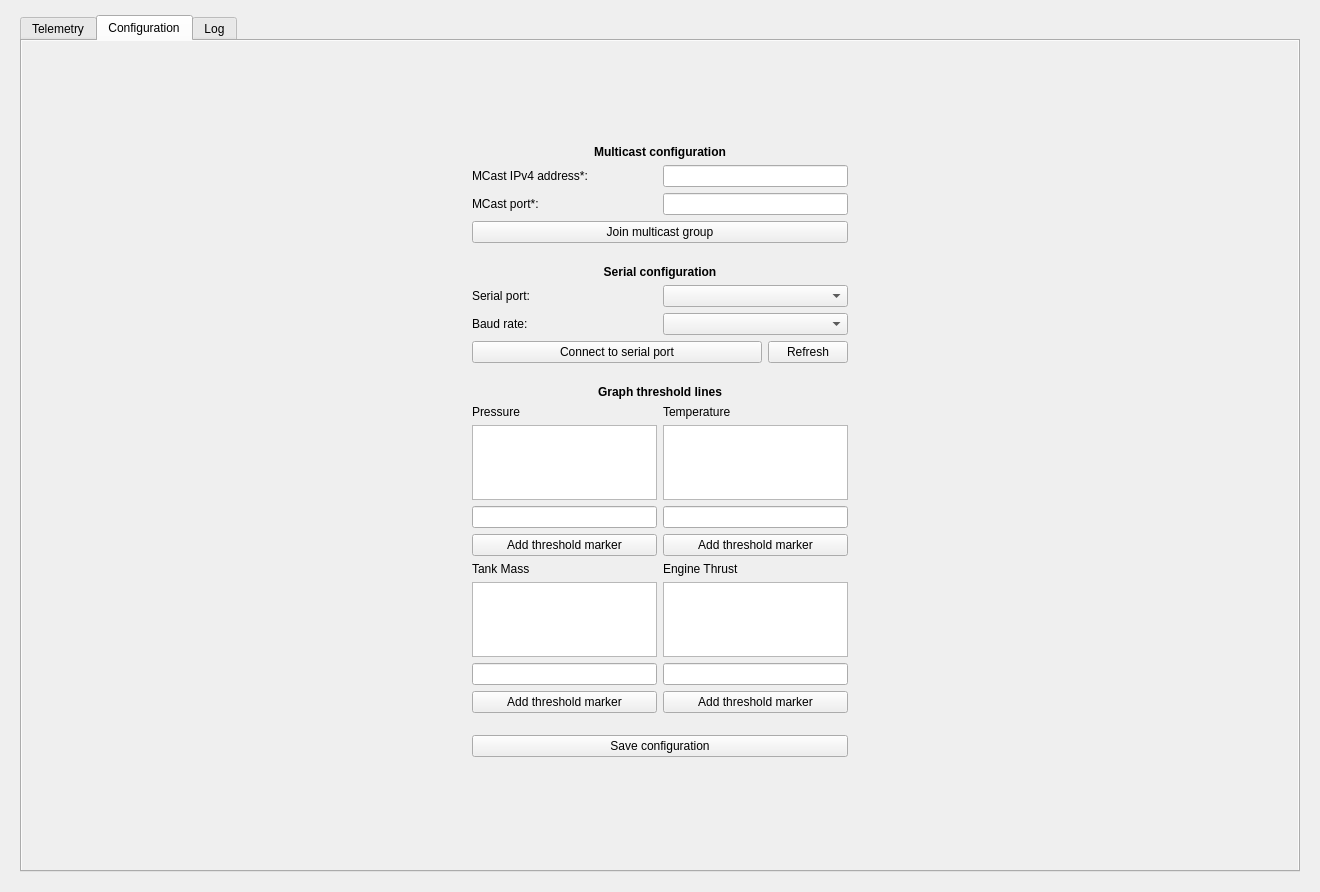
This is main_window/ui/form.ui in CarletonURocketry/hybrid-engine-ui as Qt 5 draws it before an edit. The edited form follows.
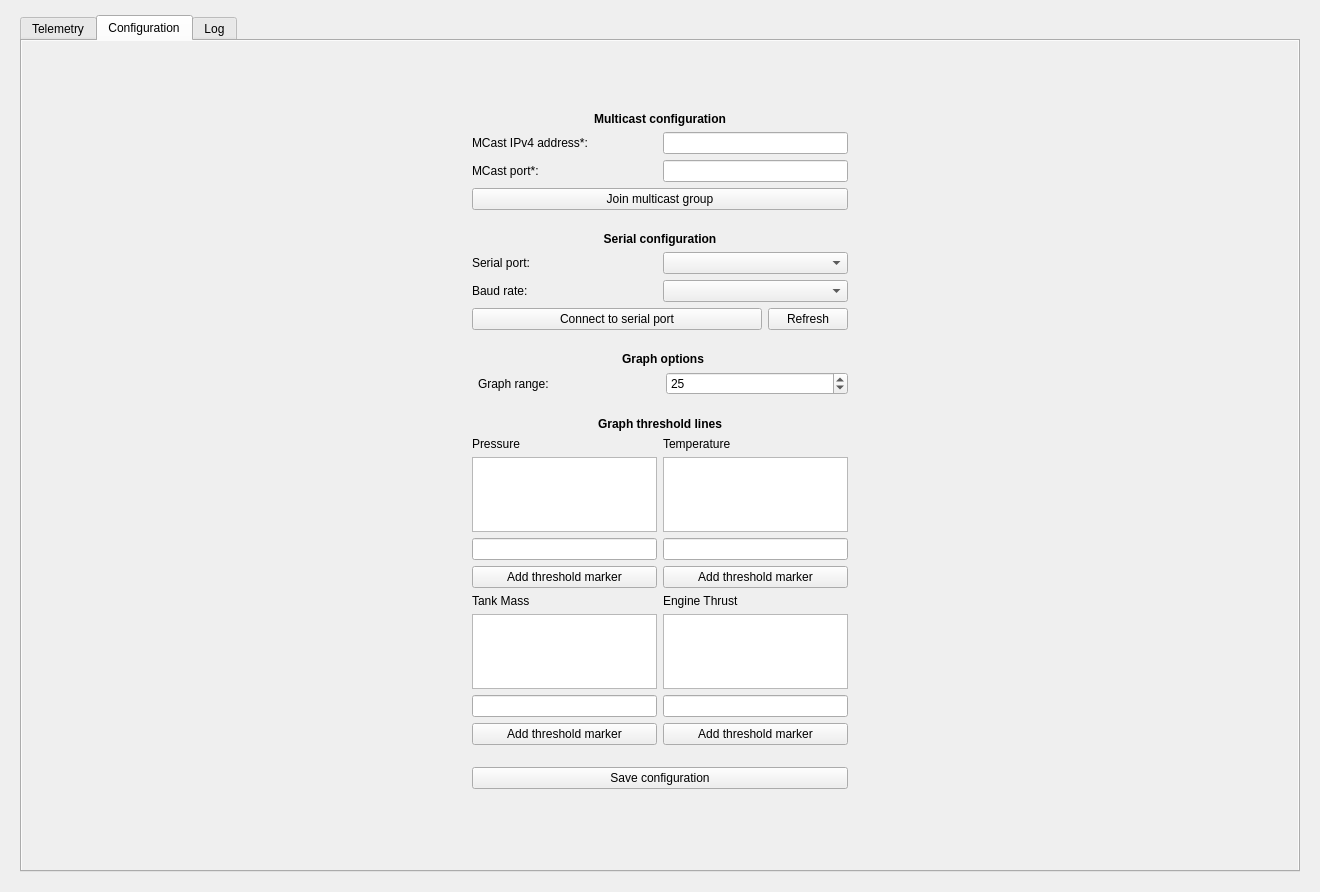
This is the edited form. The open tabs and pages were chosen to show the change. Icons and pictures are not drawn. Custom widgets are drawn as their Qt base class.

```diff
--- a/main_window/ui/form.ui
+++ b/main_window/ui/form.ui
@@ -566,7 +566,7 @@
          </property>
         </spacer>
        </item>
-       <item row="4" column="0" colspan="2">
+       <item row="6" column="0" colspan="2">
         <layout class="QGridLayout" name="gridLayout">
          <item row="1" column="0">
           <layout class="QVBoxLayout" name="pressureThresholdLayot">
@@ -785,14 +785,14 @@
          </item>
         </layout>
        </item>
-       <item row="6" column="0" colspan="2">
+       <item row="8" column="0" colspan="2">
         <widget class="QPushButton" name="saveConfigButton">
          <property name="text">
           <string>Save configuration</string>
          </property>
         </widget>
        </item>
-       <item row="5" column="1">
+       <item row="7" column="1">
         <spacer name="verticalSpacer_3">
          <property name="orientation">
           <enum>Qt::Orientation::Vertical</enum>
@@ -808,6 +808,62 @@
          </property>
         </spacer>
        </item>
+       <item row="4" column="1">
+        <layout class="QVBoxLayout" name="verticalLayout_3">
+         <item>
+          <widget class="QLabel" name="graphOptionsLabel">
+           <property name="font">
+            <font>
+             <bold>true</bold>
+            </font>
+           </property>
+           <property name="text">
+            <string>Graph options</string>
+           </property>
+           <property name="alignment">
+            <set>Qt::AlignmentFlag::AlignCenter</set>
+           </property>
+          </widget>
+         </item>
+         <item>
+          <layout class="QHBoxLayout" name="graphRangeLayout">
+           <item>
+            <widget class="QLabel" name="graphRangeLabel">
+             <property name="text">
+              <string>Graph range:</string>
+             </property>
+            </widget>
+           </item>
+           <item>
+            <widget class="QSpinBox" name="graphRangeInput">
+             <property name="minimum">
+              <number>10</number>
+             </property>
+             <property name="value">
+              <number>25</number>
+             </property>
+            </widget>
+           </item>
+          </layout>
+         </item>
+        </layout>
+       </item>
+       <item row="5" column="1">
+        <spacer name="verticalSpacer_4">
+         <property name="orientation">
+          <enum>Qt::Orientation::Vertical</enum>
+         </property>
+         <property name="sizeType">
+          <enum>QSizePolicy::Policy::Fixed</enum>
+         </property>
+         <property name="sizeHint" stdset="0">
+          <size>
+           <width>20</width>
+           <height>10</height>
+          </size>
+         </property>
+        </spacer>
+       </item>
       </layout>
      </widget>
      <widget class="QWidget" name="logTab">
```
Left out of the diff: 3 changed lines with no effect on the pictures.
